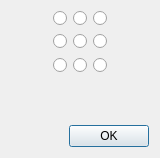
First picture: the form in sources/ui/alignmenttextdialog.ui, repository qelectrotech/qelectrotech-source-mirror, before the edit.
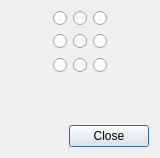
Second picture: the form after the edit.

What changed in the file:
```diff
--- a/sources/ui/alignmenttextdialog.ui
+++ b/sources/ui/alignmenttextdialog.ui
@@ -141,7 +141,7 @@
       <enum>Qt::Horizontal</enum>
      </property>
      <property name="standardButtons">
-      <set>QDialogButtonBox::Ok</set>
+      <set>QDialogButtonBox::Close</set>
      </property>
     </widget>
    </item>
```
